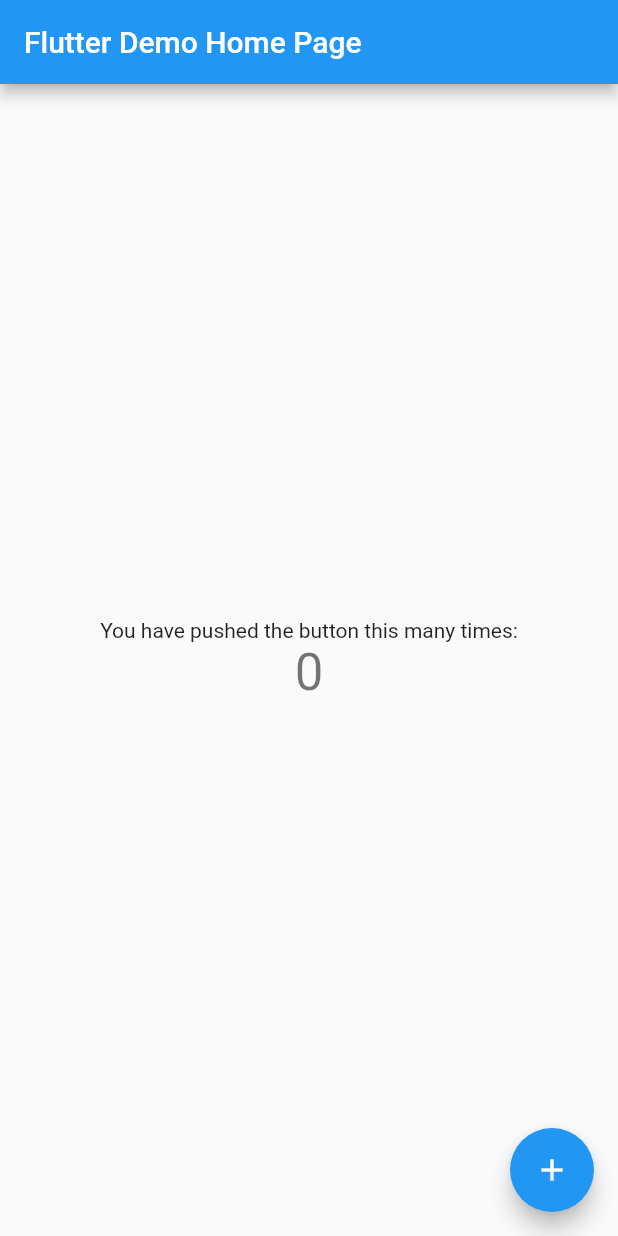
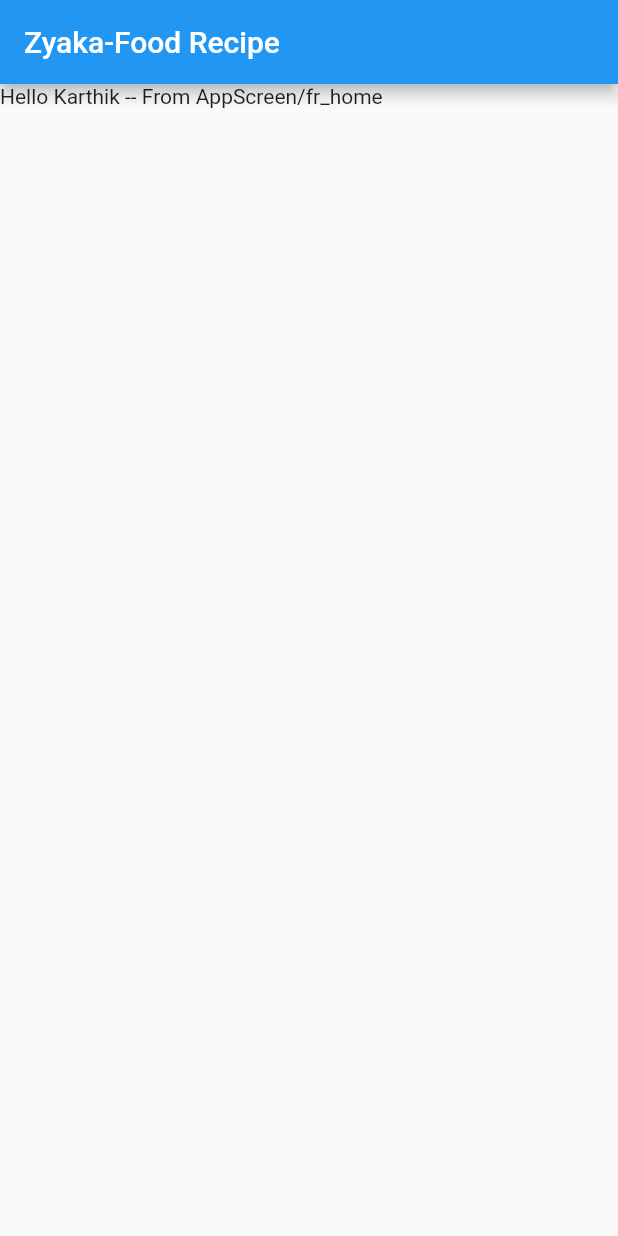
Before and after one commit to bkarthikkumar/flutter_yt, a Flutter app: the screen it shows after launch, on a phone screen of 412 x 824 dp. Run offline on Flutter 3.47's test engine with Material 2 defaults, Android fonts, the phone set to English and light mode, and no system bars; our stand-ins replace flutter_spinkit.

Commit message:
Commit 01
Date : 18/10/2023

Video Status: 44/181

In this commit we have just created a file which serve as home page  for our app

```diff
--- /dev/null
+++ b/Project03-Food_Recipe_App/proj_03_food_recipe_app/lib/AppScreens/fr_home.dart
@@ -0,0 +1,24 @@
+import 'package:flutter/material.dart';
+
+class FoodRecipeHome extends StatefulWidget {
+  const FoodRecipeHome({super.key});
+
+  @override
+  State<FoodRecipeHome> createState() => _FoodRecipeHomeState();
+}
+
+class _FoodRecipeHomeState extends State<FoodRecipeHome> {
+  @override
+  Widget build(BuildContext context) {
+    return Scaffold(
+      appBar: AppBar(
+        title: Text(
+          "Zyaka-Food Recipe",
+        ),
+      ),
+      body: Text(
+        "Hello Karthik -- From AppScreen/fr_home",
+      ),
+    );
+  }
+}
--- a/Project03-Food_Recipe_App/proj_03_food_recipe_app/lib/main.dart
+++ b/Project03-Food_Recipe_App/proj_03_food_recipe_app/lib/main.dart
@@ -1,4 +1,5 @@
 import 'package:flutter/material.dart';
+import 'package:proj_03_food_recipe_app/AppScreens/fr_home.dart';
 
 void main() {
   runApp(const MyApp());
@@ -11,105 +12,8 @@
   @override
   Widget build(BuildContext context) {
     return MaterialApp(
-      title: 'Flutter Demo',
-      theme: ThemeData(
-        // This is the theme of your application.
-        //
-        // Try running your application with "flutter run". You'll see the
-        // application has a blue toolbar. Then, without quitting the app, try
-        // changing the primarySwatch below to Colors.green and then invoke
-        // "hot reload" (press "r" in the console where you ran "flutter run",
-        // or simply save your changes to "hot reload" in a Flutter IDE).
-        // Notice that the counter didn't reset back to zero; the application
-        // is not restarted.
-        primarySwatch: Colors.blue,
-      ),
-      home: const MyHomePage(title: 'Flutter Demo Home Page'),
+      debugShowCheckedModeBanner: false,
+      home: FoodRecipeHome(),
     );
   }
 }
-
-class MyHomePage extends StatefulWidget {
-  const MyHomePage({super.key, required this.title});
-
-  // This widget is the home page of your application. It is stateful, meaning
-  // that it has a State object (defined below) that contains fields that affect
-  // how it looks.
-
-  // This class is the configuration for the state. It holds the values (in this
-  // case the title) provided by the parent (in this case the App widget) and
-  // used by the build method of the State. Fields in a Widget subclass are
-  // always marked "final".
-
-  final String title;
-
-  @override
-  State<MyHomePage> createState() => _MyHomePageState();
-}
-
-class _MyHomePageState extends State<MyHomePage> {
-  int _counter = 0;
-
-  void _incrementCounter() {
-    setState(() {
-      // This call to setState tells the Flutter framework that something has
-      // changed in this State, which causes it to rerun the build method below
-      // so that the display can reflect the updated values. If we changed
-      // _counter without calling setState(), then the build method would not be
-      // called again, and so nothing would appear to happen.
-      _counter++;
-    });
-  }
-
-  @override
-  Widget build(BuildContext context) {
-    // This method is rerun every time setState is called, for instance as done
-    // by the _incrementCounter method above.
-    //
-    // The Flutter framework has been optimized to make rerunning build methods
-    // fast, so that you can just rebuild anything that needs updating rather
-    // than having to individually change instances of widgets.
-    return Scaffold(
-      appBar: AppBar(
-        // Here we take the value from the MyHomePage object that was created by
-        // the App.build method, and use it to set our appbar title.
-        title: Text(widget.title),
-      ),
-      body: Center(
-        // Center is a layout widget. It takes a single child and positions it
-        // in the middle of the parent.
-        child: Column(
-          // Column is also a layout widget. It takes a list of children and
-          // arranges them vertically. By default, it sizes itself to fit its
-          // children horizontally, and tries to be as tall as its parent.
-          //
-          // Invoke "debug painting" (press "p" in the console, choose the
-          // "Toggle Debug Paint" action from the Flutter Inspector in Android
-          // Studio, or the "Toggle Debug Paint" command in Visual Studio Code)
-          // to see the wireframe for each widget.
-          //
-          // Column has various properties to control how it sizes itself and
-          // how it positions its children. Here we use mainAxisAlignment to
-          // center the children vertically; the main axis here is the vertical
-          // axis because Columns are vertical (the cross axis would be
-          // horizontal).
-          mainAxisAlignment: MainAxisAlignment.center,
-          children: <Widget>[
-            const Text(
-              'You have pushed the button this many times:',
-            ),
-            Text(
-              '$_counter',
-              style: Theme.of(context).textTheme.headlineMedium,
-            ),
-          ],
-        ),
-      ),
-      floatingActionButton: FloatingActionButton(
-        onPressed: _incrementCounter,
-        tooltip: 'Increment',
-        child: const Icon(Icons.add),
-      ), // This trailing comma makes auto-formatting nicer for build methods.
-    );
-  }
-}
```
